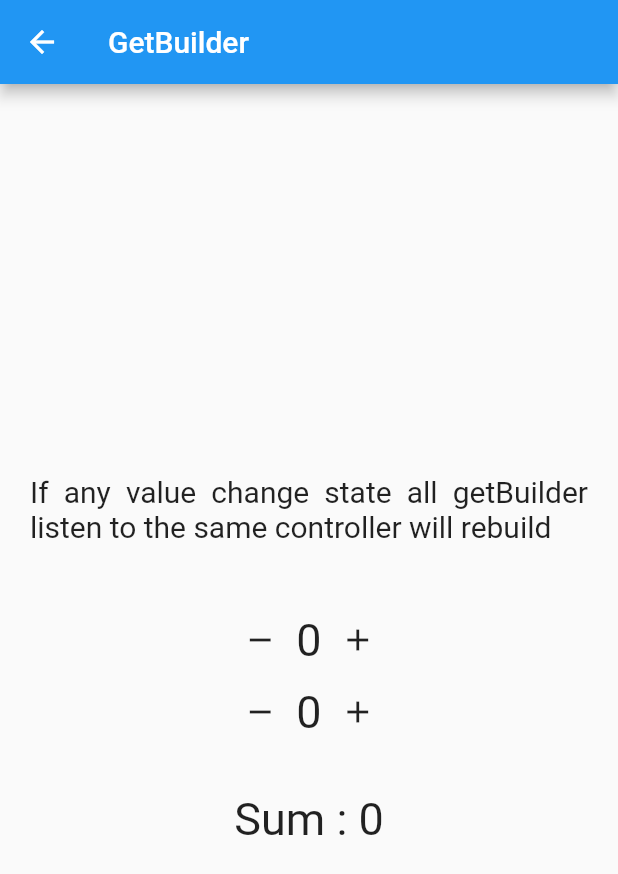
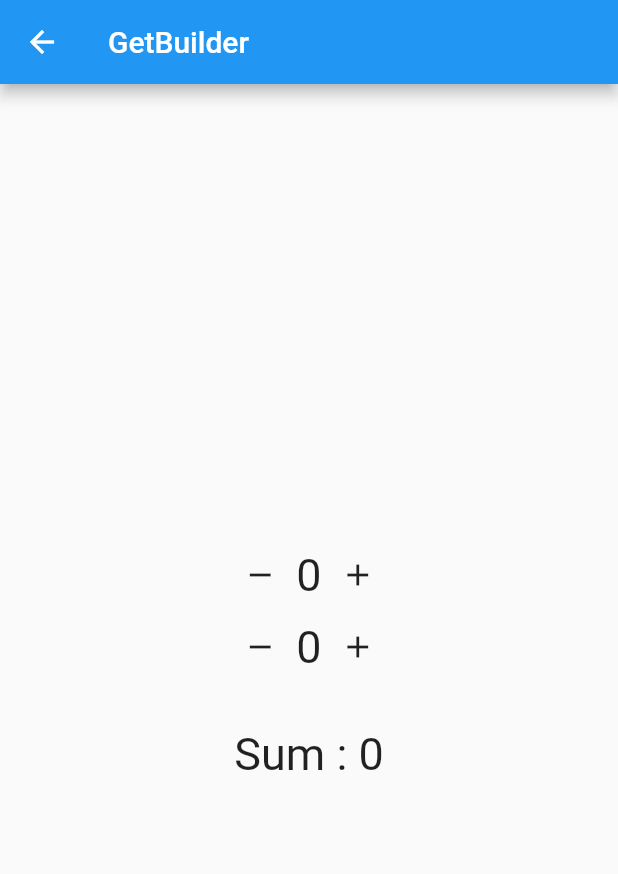
Before and after one commit to BayloDev/getx, a Flutter app: the GetBuilderScreen screen opened directly, on a phone screen of 412 x 824 dp. Shown: the top 874 px of the screen. Run offline on Flutter 3.47's test engine with Material 2 defaults, Android fonts, the phone set to English and light mode, and no system bars; our stand-ins replace get, shared_preferences; accounts and stored records are empty.

Commit message:
Update get_builder_screen.dart

```diff
--- a/lib/view/state_management/get_builder_screen.dart
+++ b/lib/view/state_management/get_builder_screen.dart
@@ -20,12 +20,7 @@ class GetBuilderScreen extends StatelessWidget {
           child: Column(
             mainAxisAlignment: MainAxisAlignment.center,
             children: [
-              const Text(
-                'If any value change state all getBuilder listen to the same controller will rebuild',
-                style: TextStyle(fontSize: 20),
-                textAlign: TextAlign.justify,
-              ),
-              const SizedBox(height: 40),
+
               GetBuilder<MyGetBuilderContoller>(
                 builder: (controller) {
                   print('rebuild number1');
```
